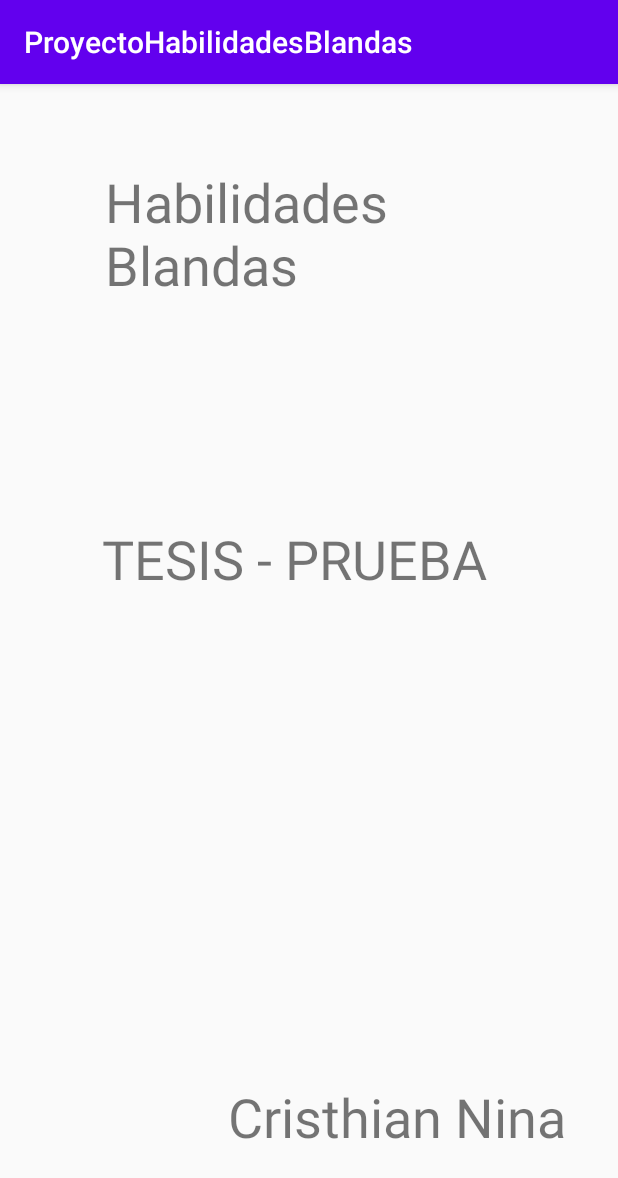
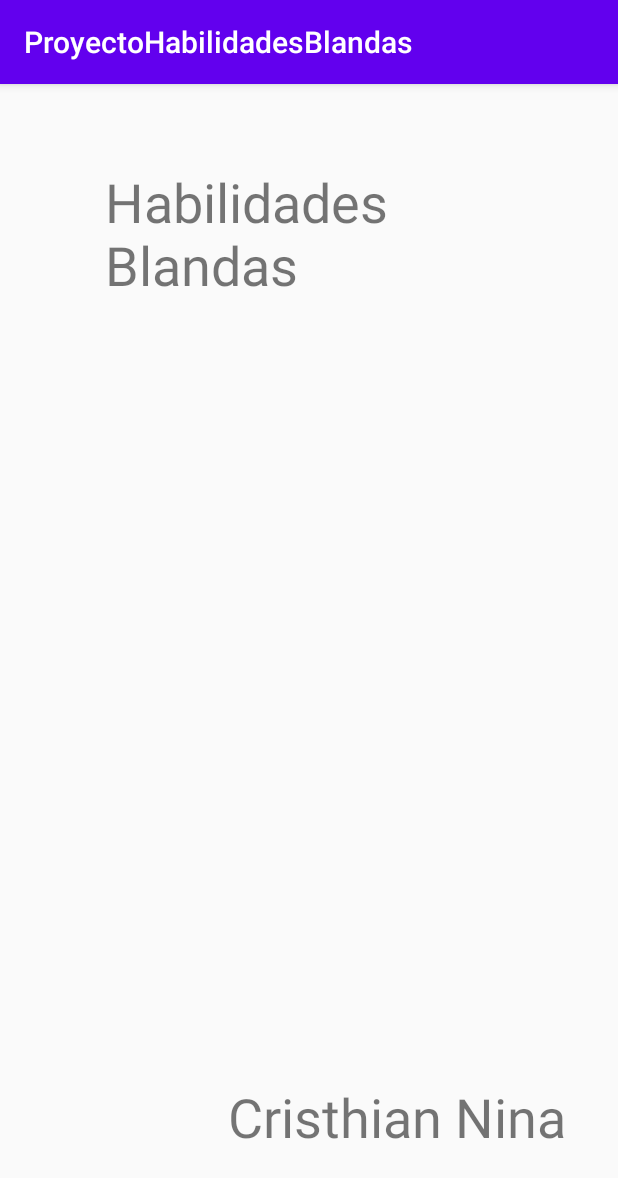
Before and after one commit to CristhianNina/ProyectoHabilidadesBlandas, an Android app: the screen it shows after launch (MainActivity), on a phone screen of 412 x 824 dp. Shown: the top 1178 px of the screen. Run offline under Robolectric (Android 15) with nearby library versions, the phone set to English and light mode, and no system bars.

Commit message:
Prueba de Commit

```diff
--- a/app/src/main/res/layout/activity_main.xml
+++ b/app/src/main/res/layout/activity_main.xml
@@ -5,18 +5,6 @@
     android:layout_width="match_parent"
     android:layout_height="match_parent"
     tools:context=".MainActivity">
-
-    <TextView
-        android:id="@+id/textView6"
-        android:layout_width="286dp"
-        android:layout_height="106dp"
-        android:layout_marginStart="68dp"
-        android:layout_marginLeft="68dp"
-        android:layout_marginTop="292dp"
-        android:text="TESIS - PRUEBA"
-        android:textSize="36sp"
-        app:layout_constraintStart_toStartOf="parent"
-        app:layout_constraintTop_toTopOf="parent" />
 
     <TextView
         android:id="@+id/textView4"
```
